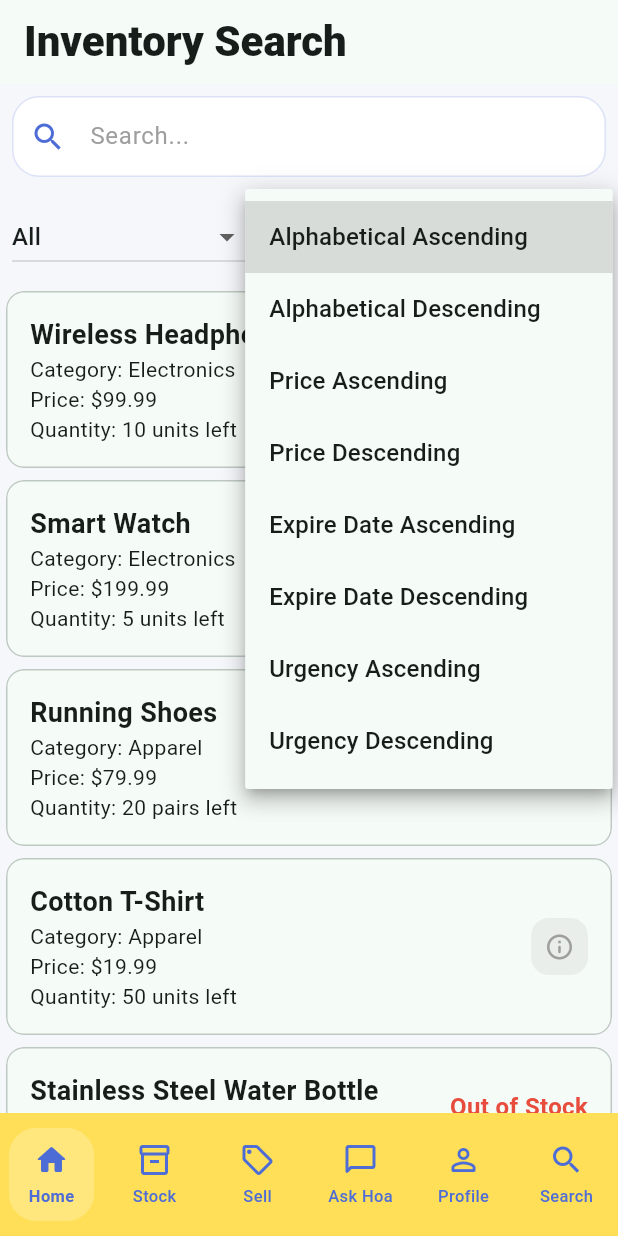
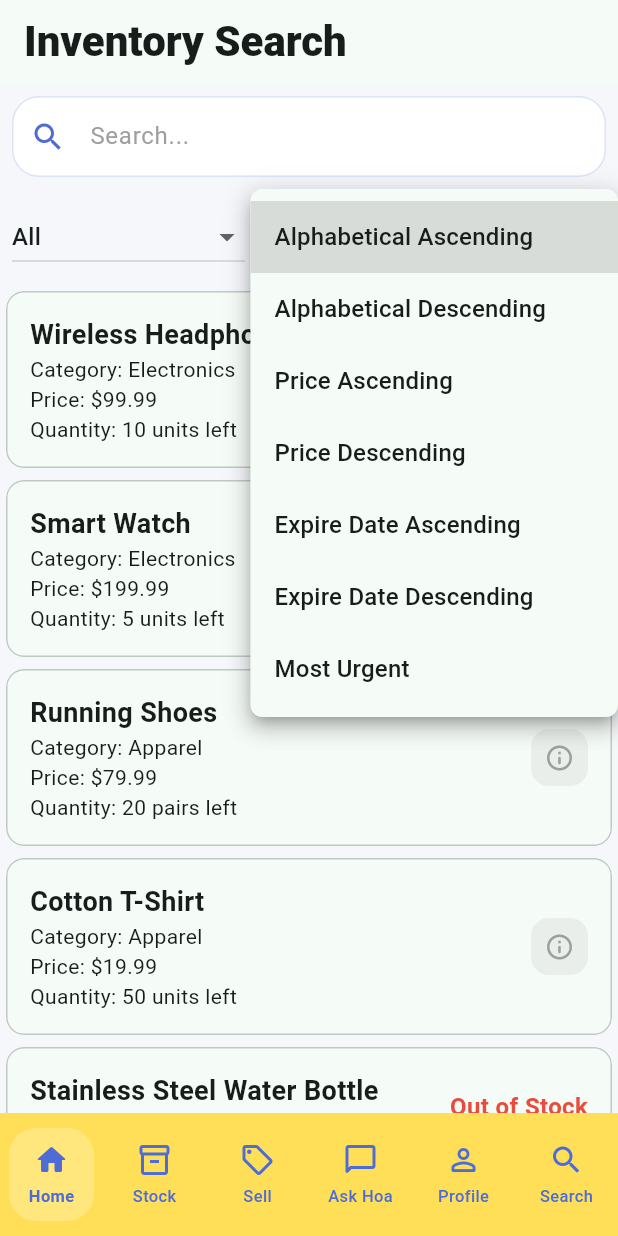
Before and after one commit to UOA-CS734-S2-2026/project-implementation-helper-hoa, a Flutter app: the InventoryPage screen opened by its route, after a tap on "Alphabetical Ascending", on a phone screen of 412 x 824 dp. Run offline on Flutter 3.47's test engine with Material 3 defaults, Android fonts, the phone set to English and light mode, and no system bars; our stand-ins replace file_picker, go_router, image_picker.

Commit message:
Created new item_class page to import the same item class between different pages, avoiding code duplication Began work on item_page.dart to display individual item details and allow for editing and deleting items

```diff
--- a/lib/features/inventory_page.dart
+++ b/lib/features/inventory_page.dart
@@ -5,7 +5,7 @@ import 'package:flutter/material.dart';
 import 'package:image_picker/image_picker.dart';
 import 'package:flutter/material.dart';
 import '../theme_extensions.dart';
-
+import 'item_class.dart';
 
 class InventoryPage extends StatefulWidget {
   const InventoryPage({super.key});
@@ -111,10 +111,7 @@ class _InventoryPageState extends State<InventoryPage> {
         case 'Expire Date Descending':
           _filteredItems.sort((a, b) => b.expireDate.compareTo(a.expireDate));
           break;
-        case 'Urgency Ascending':
-          _filteredItems.sort((a, b) => a.urgencyLevel.compareTo(b.urgencyLevel));
-          break;
-        case 'Urgency Descending':
+        case 'Most Urgent':
           _filteredItems.sort((a, b) => b.urgencyLevel.compareTo(a.urgencyLevel));
           break;
       }
@@ -176,8 +173,10 @@ class _InventoryPageState extends State<InventoryPage> {
           Padding(
             padding: const EdgeInsets.all(8.0),
             child: Row(
+              mainAxisAlignment: MainAxisAlignment.spaceBetween,
               children: [
                 DropdownButton<String>(
+                  borderRadius: BorderRadius.circular(8),
                   value: selectedCategory,
                   items: <String>['All', 'Electronics', 'Apparel', 'Home & Kitchen', "Food & Beverages"]
                       .map<DropdownMenuItem<String>>((String value) {
@@ -195,6 +194,7 @@ class _InventoryPageState extends State<InventoryPage> {
                 ),
                 const SizedBox(width: 16),
                 DropdownButton<String>(
+                  borderRadius: BorderRadius.circular(8),
                   value: orderBy,
                   items: <String>['Alphabetical Ascending',
                                   'Alphabetical Descending',
@@ -202,8 +202,7 @@ class _InventoryPageState extends State<InventoryPage> {
                                   'Price Descending',
                                   'Expire Date Ascending',
                                   'Expire Date Descending',
-                                  'Urgency Ascending',
-                                  'Urgency Descending']
+                                  'Most Urgent',]
                       .map<DropdownMenuItem<String>>((String value) {
                     return DropdownMenuItem<String>(
                       value: value,
@@ -224,12 +223,13 @@ class _InventoryPageState extends State<InventoryPage> {
             child: ListView.builder(
               itemCount: _filteredItems.length,
               itemBuilder: (context, index) {
-                final item = _filteredItems[index];
-                final urgencyColor = switch (item.urgencyLevel) {
+                final Item item = _filteredItems[index];
+                final Color urgencyColor = switch (item.urgencyLevel) {
                   1 => const Color(0xFFF59E0B),
                   2 => const Color(0xFFE74C3C),
                   _ => Colors.grey,
                 };
+
                 return Card.outlined(
                   clipBehavior: Clip.antiAlias,
                   child: InkWell(
@@ -306,26 +306,3 @@ class _InventoryPageState extends State<InventoryPage> {
     );
   }
 }
-
-class Item {
-  final String name;
-  final String index;
-  final String category;
-  final String price;
-  final String expireDate;
-  final String quantity;
-  final String urgencyMessage;
-  final int urgencyLevel;
-
-
-  Item({
-    required this.name,
-    required this.index,
-    required this.category,
-    required this.price,
-    this.expireDate = '',
-    required this.quantity,
-    required this.urgencyMessage,
-    required this.urgencyLevel,
-  });
-}
--- /dev/null
+++ b/lib/features/item_class.dart
@@ -0,0 +1,21 @@
+class Item {
+  final String name;
+  final String index;
+  final String category;
+  final String price;
+  final String expireDate;
+  final String quantity;
+  final String urgencyMessage;
+  final int urgencyLevel;
+
+  Item({
+    required this.name,
+    required this.index,
+    required this.category,
+    required this.price,
+    this.expireDate = '',
+    required this.quantity,
+    required this.urgencyMessage,
+    required this.urgencyLevel,
+  });
+}
```
Also changed, not shown: lib/features/item_page.dart (added, +39 -0 lines).
